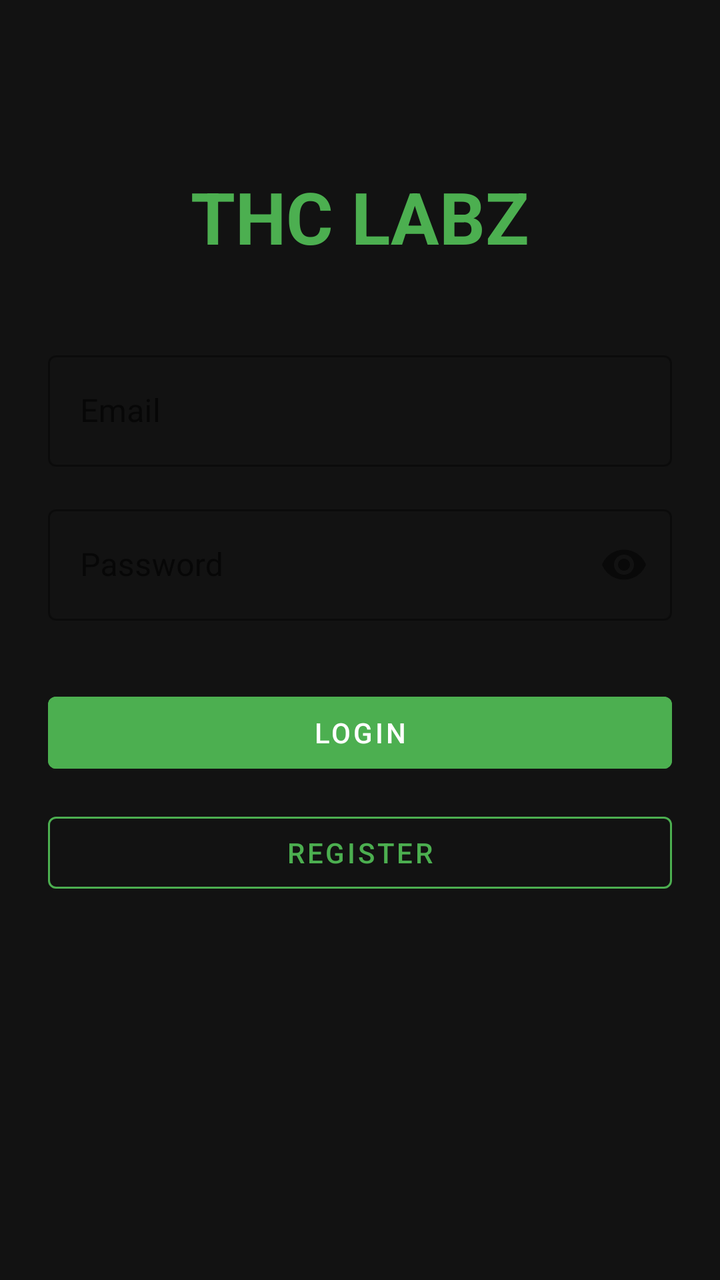
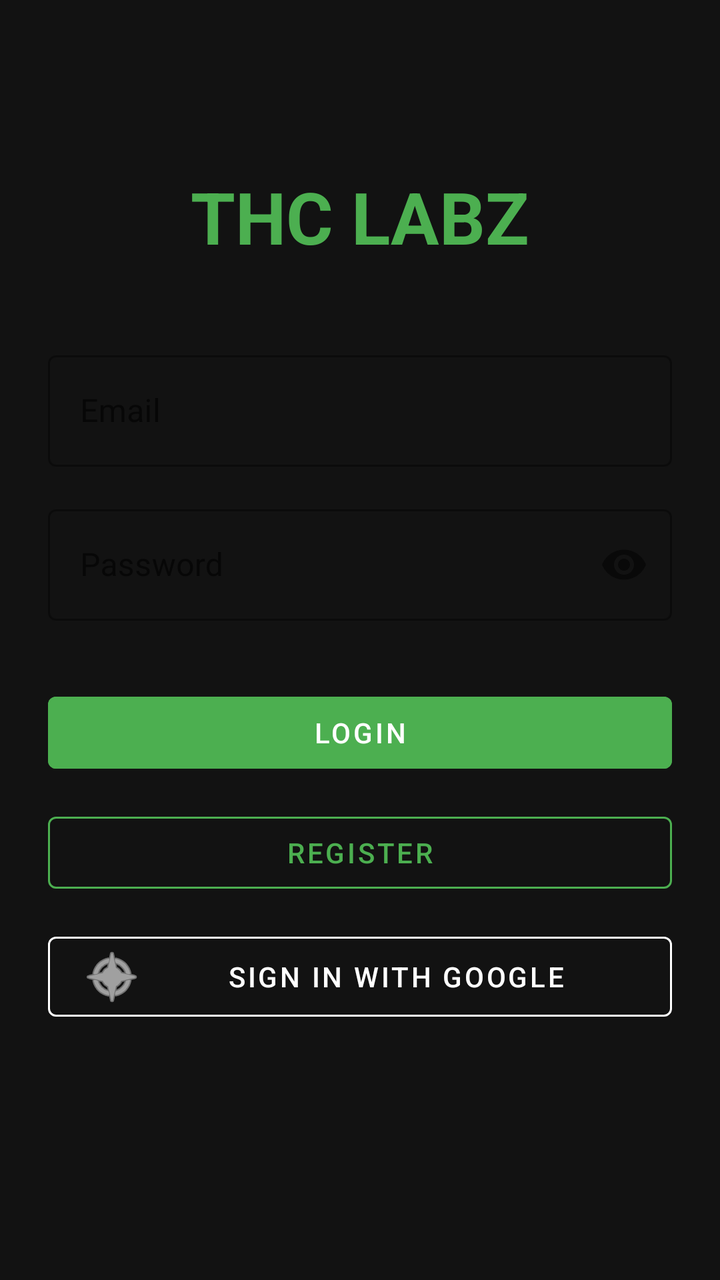

The first picture is an Android layout as it rendered before a commit; the second is the same layout after the commit. The layout source and the unified diff follow.
<!-- AndroidManifest.xml: application theme Theme.ThcLabz -->
<!-- res/layout/activity_auth.xml -->
<?xml version="1.0" encoding="utf-8"?>
<androidx.constraintlayout.widget.ConstraintLayout
    xmlns:android="http://schemas.android.com/apk/res/android"
    xmlns:app="http://schemas.android.com/apk/res-auto"
    xmlns:tools="http://schemas.android.com/tools"
    android:layout_width="match_parent"
    android:layout_height="match_parent"
    android:background="#121212"
    android:padding="24dp">

    <TextView
        android:id="@+id/tvLogo"
        android:layout_width="wrap_content"
        android:layout_height="wrap_content"
        android:layout_marginTop="60dp"
        android:text="@string/app_logo_title"
        android:textColor="#4CAF50"
        android:textSize="36sp"
        android:textStyle="bold"
        app:layout_constraintEnd_toEndOf="parent"
        app:layout_constraintStart_toStartOf="parent"
        app:layout_constraintTop_toTopOf="parent" />

    <com.google.android.material.textfield.TextInputLayout
        android:id="@+id/tilEmail"
        style="@style/Widget.MaterialComponents.TextInputLayout.OutlinedBox"
        android:layout_width="0dp"
        android:layout_height="wrap_content"
        android:layout_marginTop="40dp"
        app:layout_constraintEnd_toEndOf="parent"
        app:layout_constraintStart_toStartOf="parent"
        app:layout_constraintTop_toBottomOf="@id/tvLogo">

        <com.google.android.material.textfield.TextInputEditText
            android:id="@+id/etEmail"
            android:layout_width="match_parent"
            android:layout_height="wrap_content"
            android:hint="@string/hint_email"
            android:inputType="textEmailAddress"
            android:textColor="#FFFFFF"
            tools:ignore="TouchTargetSizeCheck" />
    </com.google.android.material.textfield.TextInputLayout>

    <com.google.android.material.textfield.TextInputLayout
        android:id="@+id/tilPassword"
        style="@style/Widget.MaterialComponents.TextInputLayout.OutlinedBox"
        android:layout_width="0dp"
        android:layout_height="wrap_content"
        android:layout_marginTop="16dp"
        app:layout_constraintEnd_toEndOf="parent"
        app:layout_constraintStart_toStartOf="parent"
        app:layout_constraintTop_toBottomOf="@id/tilEmail"
        app:passwordToggleEnabled="true">

        <com.google.android.material.textfield.TextInputEditText
            android:id="@+id/etPassword"
            android:layout_width="match_parent"
            android:layout_height="wrap_content"
            android:hint="@string/hint_password"
            android:inputType="textPassword"
            android:textColor="#FFFFFF" />
    </com.google.android.material.textfield.TextInputLayout>

    <com.google.android.material.button.MaterialButton
        android:id="@+id/btnLogin"
        android:layout_width="0dp"
        android:layout_height="wrap_content"
        android:layout_marginTop="32dp"
        android:backgroundTint="#4CAF50"
        android:text="@string/btn_login"
        app:layout_constraintEnd_toEndOf="parent"
        app:layout_constraintStart_toStartOf="parent"
        app:layout_constraintTop_toBottomOf="@id/tilPassword" />

    <com.google.android.material.button.MaterialButton
        android:id="@+id/btnRegister"
        style="@style/Widget.MaterialComponents.Button.OutlinedButton"
        android:layout_width="0dp"
        android:layout_height="wrap_content"
        android:layout_marginTop="12dp"
        android:text="@string/btn_register"
        android:textColor="#4CAF50"
        app:layout_constraintEnd_toEndOf="parent"
        app:layout_constraintStart_toStartOf="parent"
        app:layout_constraintTop_toBottomOf="@id/btnLogin"
        app:strokeColor="#4CAF50" />

</androidx.constraintlayout.widget.ConstraintLayout>
<!-- resources referenced by this layout -->
<resources>
  <string name="app_logo_title">THC LABZ</string>
  <string name="btn_login">Login</string>
  <string name="btn_register">Register</string>
  <string name="hint_email">Email</string>
  <string name="hint_password">Password</string>
  <style name="Theme.ThcLabz" parent="Theme.MaterialComponents.Light.NoActionBar" />
</resources>

<!-- the commit's change to res/layout/activity_auth.xml (unified diff, before → after) -->
@@ -85,4 +85,19 @@
         app:layout_constraintTop_toBottomOf="@id/btnLogin"
         app:strokeColor="#4CAF50" />
 
+    <com.google.android.material.button.MaterialButton
+        android:id="@+id/btnGoogleSignIn"
+        style="@style/Widget.MaterialComponents.Button.OutlinedButton"
+        android:layout_width="0dp"
+        android:layout_height="wrap_content"
+        android:layout_marginTop="12dp"
+        android:text="@string/btn_google_signin"
+        android:textColor="#FFFFFF"
+        app:icon="@android:drawable/ic_menu_compass"
+        app:iconTint="#FFFFFF"
+        app:layout_constraintEnd_toEndOf="parent"
+        app:layout_constraintStart_toStartOf="parent"
+        app:layout_constraintTop_toBottomOf="@id/btnRegister"
+        app:strokeColor="#FFFFFF" />
+
 </androidx.constraintlayout.widget.ConstraintLayout>
<!-- resource entries referenced after the edit -->
@@ -1,6 +1,7 @@
 <!-- resources referenced by this layout -->
 <resources>
   <string name="app_logo_title">THC LABZ</string>
+  <string name="btn_google_signin">Sign in with Google</string>
   <string name="btn_login">Login</string>
   <string name="btn_register">Register</string>
   <string name="hint_email">Email</string>
